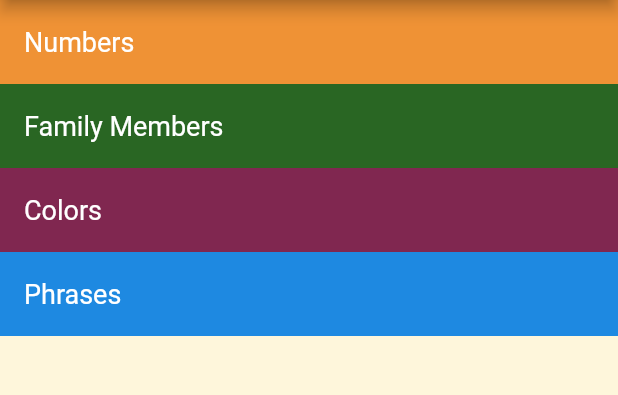
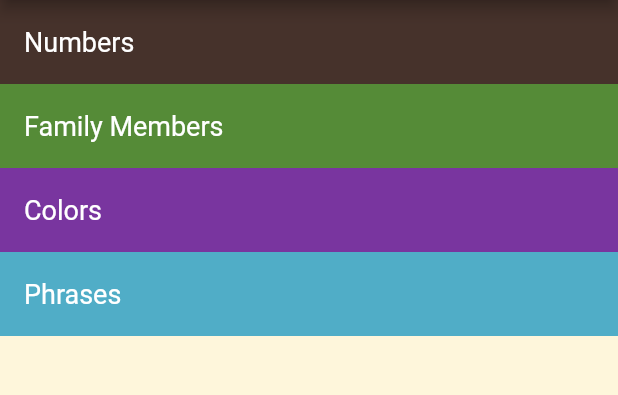
Before and after one commit to Hazem12Bakr/language_Learn_app, a Flutter app: the screen it shows after launch, on a phone screen of 412 x 824 dp, the part 84-479 px from its top. Run offline on Flutter 3.47's test engine with Material 2 defaults, Android fonts, the light colour scheme and no system bars.

Commit message:
refactoring_code

```diff
--- /dev/null
+++ b/lib/components/category_item.dart
@@ -0,0 +1,29 @@
+// ignore_for_file: use_key_in_widget_constructors
+
+import 'package:flutter/material.dart';
+
+
+// ignore: must_be_immutable
+class Category extends StatelessWidget {
+   Category({this.text,this.color});
+   String? text;
+   Color? color;
+
+  @override
+  Widget build(BuildContext context) {
+    return Container(
+              alignment: Alignment.centerLeft,
+              padding:const EdgeInsets.only(left: 16),
+              height: 56,
+              width: double.infinity,
+              color: color,
+              child: Text(
+                text!,
+                style: const TextStyle(
+                  color: Colors.white,
+                  fontSize: 18,
+                ),
+              ),
+            );
+  }
+}
--- a/lib/screens/home.dart
+++ b/lib/screens/home.dart
@@ -1,4 +1,5 @@
 import 'package:flutter/material.dart';
+import 'package:toku/components/category_item.dart';
 
 
 class Home extends StatelessWidget {
@@ -7,72 +8,32 @@ class Home extends StatelessWidget {
   @override
   Widget build(BuildContext context) {
     return Scaffold(
-        backgroundColor: Color(0xffFEF6DB),
+        backgroundColor:const Color(0xffFEF6DB),
         appBar: AppBar(
-          backgroundColor: Color(0xff46322B),
-          title: Text('Toku'),
+          backgroundColor:const Color(0xff46322B),
+          title:const Text('Toku'),
         ),
         body: Column(
           children: [
-            Container(
-              alignment: Alignment.centerLeft,
-              padding: EdgeInsets.only(left: 16),
-              height: 56,
-              width: double.infinity,
-              color: Color(0xffEF9235),
-              child: Text(
-                'Numbers',
-                style: TextStyle(
-                  color: Colors.white,
-                  fontSize: 18,
-                ),
+            Category(
+              text:'Numbers',
+              color:const Color(0xff46322B),
               ),
-            ),
 
-              Container(
-              alignment: Alignment.centerLeft,
-              padding: EdgeInsets.only(left: 16),
-              height: 56,
-              width: double.infinity,
-              color: Color.fromARGB(255, 41, 102, 35),
-              child: Text(
-                'Family Members',
-                style: TextStyle(
-                  color: Colors.white,
-                  fontSize: 18,
-                ),
+              Category(
+                text: 'Family Members',
+                color: const Color(0xff558B37),
               ),
-            ),
 
-              Container(
-              alignment: Alignment.centerLeft,
-              padding: EdgeInsets.only(left: 16),
-              height: 56,
-              width: double.infinity,
-              color: Color.fromARGB(255, 128, 39, 80),
-              child: Text(
-                'Colors',
-                style: TextStyle(
-                  color: Colors.white,
-                  fontSize: 18,
-                ),
+              Category(
+                text: 'Colors',
+                color: const Color(0xff79359F) ,
               ),
-            ),
 
-              Container(
-              alignment: Alignment.centerLeft,
-              padding: EdgeInsets.only(left: 16),
-              height: 56,
-              width: double.infinity,
-              color: Color.fromARGB(255, 30, 137, 225),
-              child: Text(
-                'Phrases',
-                style: TextStyle(
-                  color: Colors.white,
-                  fontSize: 18,
-                ),
+              Category(
+                text: 'Phrases',
+                color: const Color(0xff50ADC7),
               ),
-            )
 
 
 
```
